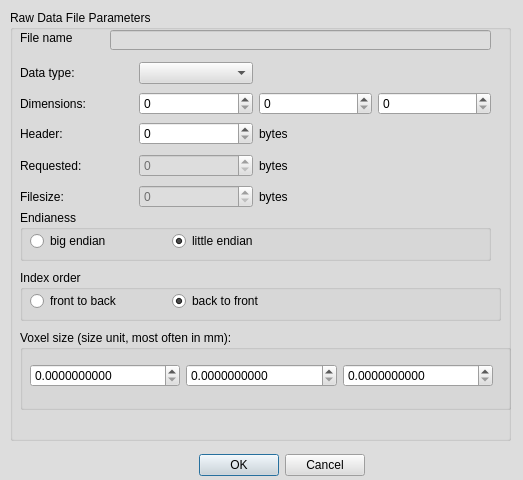
First picture: the form in MorphoDig/Qt/mqOpenRawDialog.ui, repository morphomuseum/MorphoDig, before the edit.
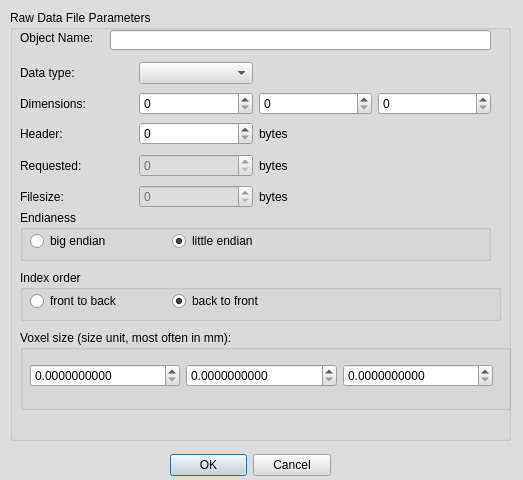
Second picture: the form after the edit.

```diff
--- a/MorphoDig/Qt/mqOpenRawDialog.ui
+++ b/MorphoDig/Qt/mqOpenRawDialog.ui
@@ -460,7 +460,7 @@
     <rect>
      <x>170</x>
      <y>450</y>
-     <width>195</width>
+     <width>161</width>
      <height>30</height>
     </rect>
    </property>
@@ -825,12 +825,12 @@
     </rect>
    </property>
    <property name="text">
-    <string>File name</string>
+    <string>Object Name:</string>
    </property>
   </widget>
   <widget class="QLineEdit" name="FileName">
    <property name="enabled">
-    <bool>false</bool>
+    <bool>true</bool>
    </property>
    <property name="geometry">
     <rect>
```
Left out of the diff: 2 changed lines with no effect on the pictures.
